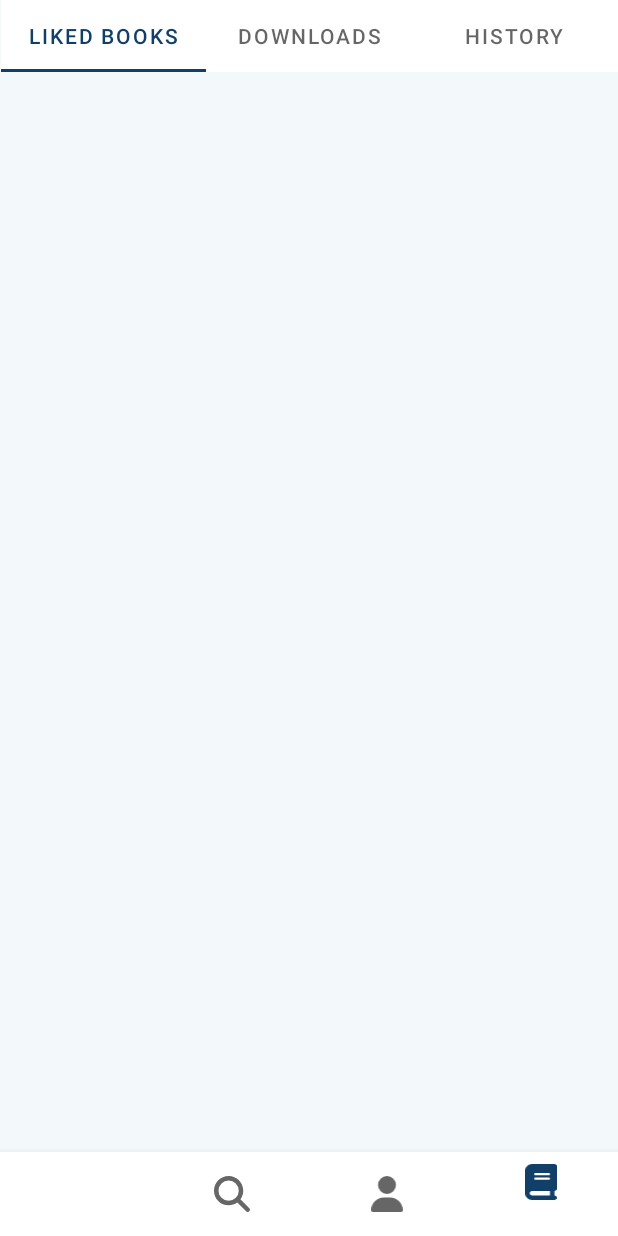
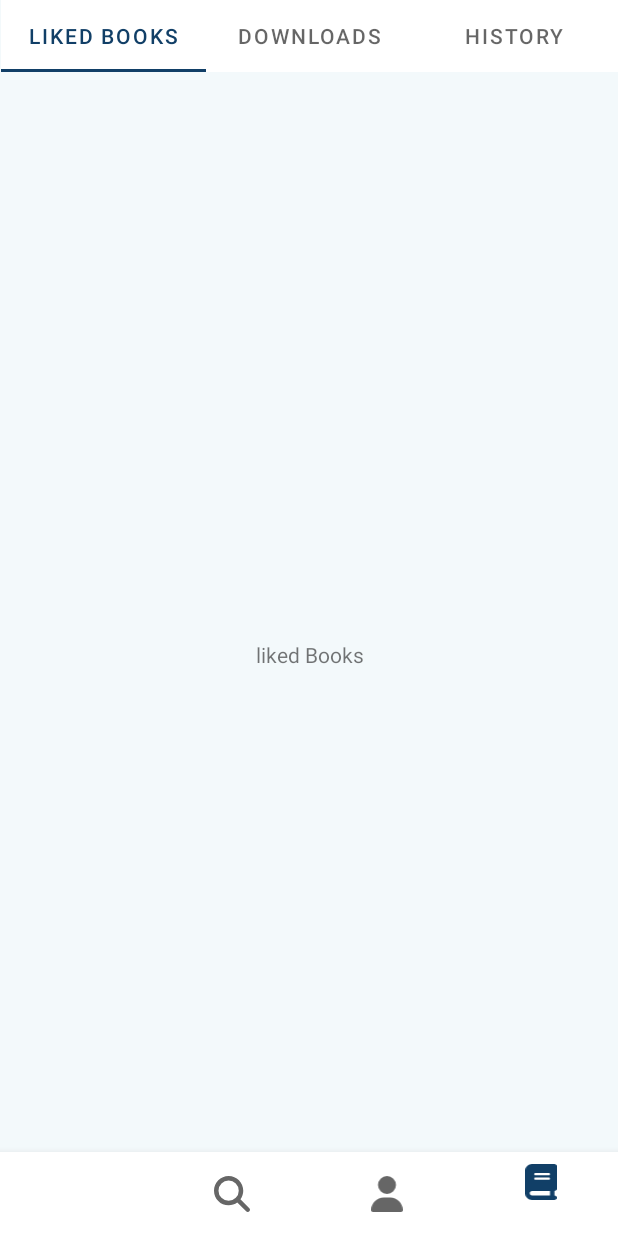
Before and after one commit to NguyenQuang179/HMQL_Mobile_20KTPM1_EBookApp, an Android app: the screen it shows after launch (MainActivity), item 4 of the bottom bar chosen, on a phone screen of 412 x 824 dp. Run offline under Robolectric (Android 15) with nearby library versions, the phone set to English and light mode, and no system bars.

Commit message:
Added Tab to MY Books
can now switch fragment between tab

```diff
--- a/app/src/main/java/com/example/hmql_ebookapp/MainActivity.kt
+++ b/app/src/main/java/com/example/hmql_ebookapp/MainActivity.kt
@@ -10,6 +10,7 @@ import androidx.fragment.app.replace
 import com.google.android.material.navigation.NavigationBarView
 
 class MainActivity : AppCompatActivity() {
+
     @SuppressLint("MissingInflatedId")
     override fun onCreate(savedInstanceState: Bundle?) {
         super.onCreate(savedInstanceState)
--- a/app/src/main/java/com/example/hmql_ebookapp/MyBooksFragment.kt
+++ b/app/src/main/java/com/example/hmql_ebookapp/MyBooksFragment.kt
@@ -6,6 +6,7 @@ import android.view.LayoutInflater
 import android.view.View
 import android.view.ViewGroup
 import android.widget.Toast
+import androidx.viewpager2.widget.ViewPager2
 import com.google.android.material.navigation.NavigationBarView
 import com.google.android.material.tabs.TabLayout
 import com.google.android.material.tabs.TabLayoutMediator
@@ -21,6 +22,10 @@ private const val ARG_PARAM2 = "param2"
  * create an instance of this fragment.
  */
 class MyBooksFragment : Fragment() {
+    lateinit var tabLayout: TabLayout
+
+    lateinit var myViewPagerAdapter: MyViewPagerAdapter
+
     // TODO: Rename and change types of parameters
     private var param1: String? = null
     private var param2: String? = null
@@ -46,24 +51,16 @@ class MyBooksFragment : Fragment() {
     override fun onViewCreated(view: View, savedInstanceState: Bundle?) {
         super.onViewCreated(view, savedInstanceState);
 
-        val tabLayout = view.findViewById<TabLayout>(R.id.myBooksTabFragmentLayout)
+
+        tabLayout = view.findViewById<TabLayout>(R.id.myBooksTabFragmentLayout)
+        val viewPager2 = view.findViewById<ViewPager2>(R.id.myBooksViewPager2)
+        myViewPagerAdapter = MyViewPagerAdapter(this);
+        viewPager2.setAdapter(myViewPagerAdapter)
         tabLayout.addOnTabSelectedListener(object : TabLayout.OnTabSelectedListener {
             override fun onTabSelected(tab: TabLayout.Tab?) {
-                TabLayoutMediator(tab, viewPager2) { tab, position ->
-                    when (position) {
-                        0 -> {
-                            tab.text = "Liked Books"
-                        }
-                        1 -> {
-                            tab.text = "Download Books"
-                        }
-                        2 -> {
-                            tab.text = "History Books"
-                        }
-                    }
-                }.attach()
+                viewPager2.setCurrentItem(tab!!.position)
                 // Handle tab select
-                Toast.makeText(view.context, tab.toString(), Toast.LENGTH_LONG).show()
+
             }
             override fun onTabReselected(tab: TabLayout.Tab?) {
                 // Handle tab reselect
@@ -72,6 +69,13 @@ class MyBooksFragment : Fragment() {
                 // Handle tab unselect
             }
         })
+
+        viewPager2.registerOnPageChangeCallback(object: ViewPager2.OnPageChangeCallback(){
+            override fun onPageSelected(position: Int){
+                tabLayout.selectTab(tabLayout.getTabAt(position));
+            }
+        })
+
     }
     //use TabLayoutMediator to link the TabLayout and ViewPager2 together
     //TabLayoutMediator(tabLayout, viewPager2) { tab, position ->
--- /dev/null
+++ b/app/src/main/java/com/example/hmql_ebookapp/MyBooks_LikedBooksFragment.kt
@@ -0,0 +1,59 @@
+package com.example.hmql_ebookapp
+
+import android.os.Bundle
+import androidx.fragment.app.Fragment
+import android.view.LayoutInflater
+import android.view.View
+import android.view.ViewGroup
+
+// TODO: Rename parameter arguments, choose names that match
+// the fragment initialization parameters, e.g. ARG_ITEM_NUMBER
+private const val ARG_PARAM1 = "param1"
+private const val ARG_PARAM2 = "param2"
+
+/**
+ * A simple [Fragment] subclass.
+ * Use the [MyBooks_LikedBooksFragment.newInstance] factory method to
+ * create an instance of this fragment.
+ */
+class MyBooks_LikedBooksFragment : Fragment() {
+    // TODO: Rename and change types of parameters
+    private var param1: String? = null
+    private var param2: String? = null
+
+    override fun onCreate(savedInstanceState: Bundle?) {
+        super.onCreate(savedInstanceState)
+        arguments?.let {
+            param1 = it.getString(ARG_PARAM1)
+            param2 = it.getString(ARG_PARAM2)
+        }
+    }
+
+    override fun onCreateView(
+        inflater: LayoutInflater, container: ViewGroup?,
+        savedInstanceState: Bundle?
+    ): View? {
+        // Inflate the layout for this fragment
+        return inflater.inflate(R.layout.fragment_my_books__liked_books, container, false)
+    }
+
+    companion object {
+        /**
+         * Use this factory method to create a new instance of
+         * this fragment using the provided parameters.
+         *
+         * @param param1 Parameter 1.
+         * @param param2 Parameter 2.
+         * @return A new instance of fragment MyBooks_LikedBooksFragment.
+         */
+        // TODO: Rename and change types and number of parameters
+        @JvmStatic
+        fun newInstance(param1: String, param2: String) =
+            MyBooks_LikedBooksFragment().apply {
+                arguments = Bundle().apply {
+                    putString(ARG_PARAM1, param1)
+                    putString(ARG_PARAM2, param2)
+                }
+            }
+    }
+}
--- /dev/null
+++ b/app/src/main/java/com/example/hmql_ebookapp/MyViewPagerAdapter.kt
@@ -0,0 +1,25 @@
+package com.example.hmql_ebookapp
+import androidx.annotation.NonNull
+import androidx.fragment.app.Fragment
+import androidx.viewpager2.adapter.FragmentStateAdapter
+import com.example.hmql_ebookapp.MyBooks_DownloadFragment
+import com.example.hmql_ebookapp.MyBooks_LikedBooksFragment
+import com.example.hmql_ebookapp.MyBooks_HistoryFragment
+
+
+class MyViewPagerAdapter : FragmentStateAdapter{
+    constructor(fragment: Fragment) : super(fragment)
+
+    override fun getItemCount(): Int {
+        return 3
+    }
+
+    override fun createFragment(position: Int): Fragment {
+        return when (position) {
+            0 -> MyBooks_LikedBooksFragment()
+            1 -> MyBooks_DownloadFragment()
+            2 -> MyBooks_HistoryFragment()
+            else -> MyBooks_DownloadFragment()
+        }
+    }
+}
--- a/app/src/main/res/layout/fragment_my_books.xml
+++ b/app/src/main/res/layout/fragment_my_books.xml
@@ -36,8 +36,13 @@
     </com.google.android.material.tabs.TabLayout>
 
     <androidx.viewpager2.widget.ViewPager2
-        android:layout_width="match_parent"
-        android:layout_height="match_parent">
+        android:id="@+id/myBooksViewPager2"
+        android:layout_width="0dp"
+        android:layout_height="0dp"
+        app:layout_constraintBottom_toBottomOf="parent"
+        app:layout_constraintEnd_toEndOf="parent"
+        app:layout_constraintStart_toStartOf="parent"
+        app:layout_constraintTop_toBottomOf="@+id/myBooksTabFragmentLayout">
 
     </androidx.viewpager2.widget.ViewPager2>
 </androidx.constraintlayout.widget.ConstraintLayout>
--- /dev/null
+++ b/app/src/main/res/layout/fragment_my_books__liked_books.xml
@@ -0,0 +1,25 @@
+<?xml version="1.0" encoding="utf-8"?>
+<androidx.constraintlayout.widget.ConstraintLayout xmlns:android="http://schemas.android.com/apk/res/android"
+    xmlns:app="http://schemas.android.com/apk/res-auto"
+    xmlns:tools="http://schemas.android.com/tools"
+    android:id="@+id/frameLayout2"
+    android:layout_width="match_parent"
+    android:layout_height="match_parent"
+    android:textAlignment="center"
+    tools:context=".MyBooks_LikedBooksFragment">
+
+    <!-- TODO: Update blank fragment layout -->
+    <TextView
+        android:id="@+id/textView4"
+        android:layout_width="wrap_content"
+        android:layout_height="wrap_content"
+        android:text="liked Books"
+        android:textAlignment="center"
+        app:layout_constraintBottom_toBottomOf="parent"
+        app:layout_constraintEnd_toEndOf="parent"
+        app:layout_constraintHorizontal_bias="0.5"
+        app:layout_constraintStart_toStartOf="parent"
+        app:layout_constraintTop_toTopOf="parent"
+        app:layout_constraintVertical_bias="0.5" />
+
+</androidx.constraintlayout.widget.ConstraintLayout>
```
Also changed, not shown: app/src/main/java/com/example/hmql_ebookapp/MyBooks_DownloadFragment.kt (added, +59 -0 lines), app/src/main/java/com/example/hmql_ebookapp/MyBooks_HistoryFragment.kt (added, +59 -0 lines), app/src/main/res/layout/fragment_my_books__download.xml (added, +14 -0 lines), app/src/main/res/layout/fragment_my_books__history.xml (added, +23 -0 lines).
